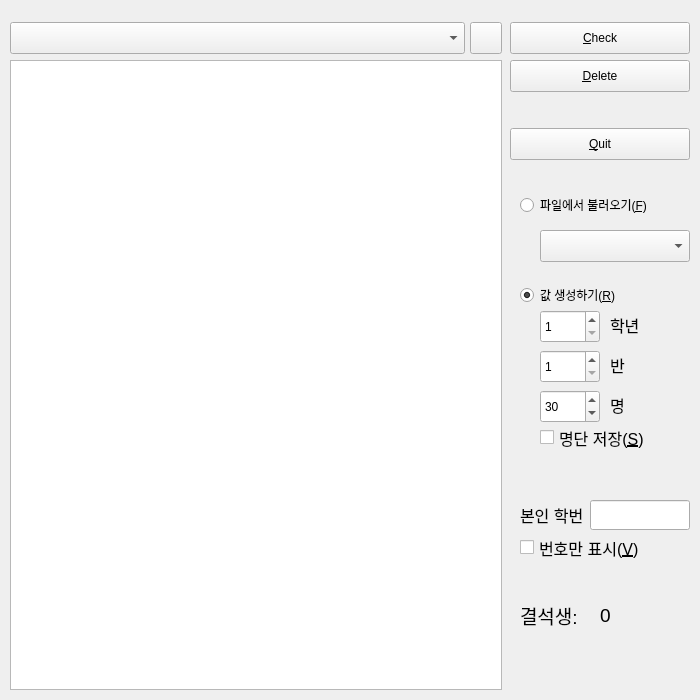
Qt form checker.ui (whale124/zoom_checker) before a commit.
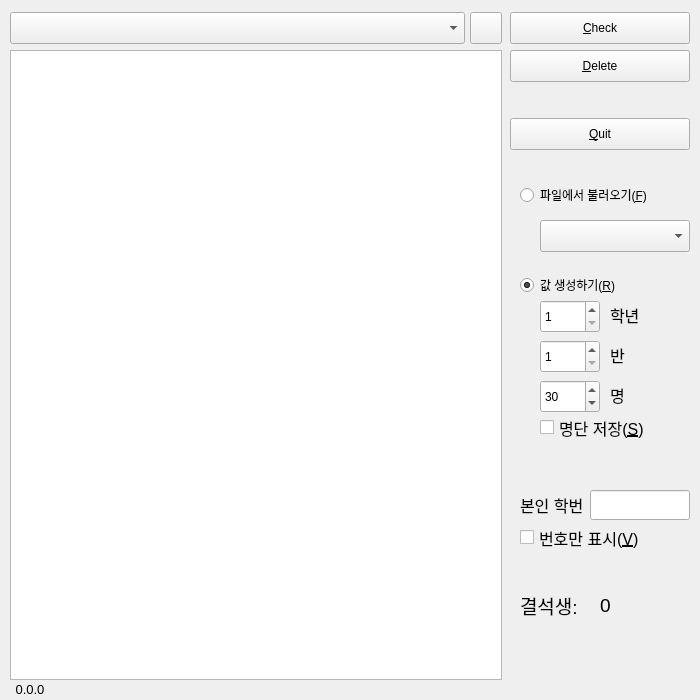
The same form after that commit. Icons and pictures are not drawn.

```diff
--- a/checker.ui
+++ b/checker.ui
@@ -43,7 +43,7 @@
     <property name="geometry">
      <rect>
       <x>10</x>
-      <y>60</y>
+      <y>50</y>
       <width>492</width>
       <height>630</height>
      </rect>
@@ -58,7 +58,7 @@
     <property name="geometry">
      <rect>
       <x>520</x>
-      <y>600</y>
+      <y>590</y>
       <width>60</width>
       <height>30</height>
      </rect>
@@ -76,7 +76,7 @@
     <property name="geometry">
      <rect>
       <x>600</x>
-      <y>600</y>
+      <y>590</y>
       <width>60</width>
       <height>30</height>
      </rect>
@@ -94,7 +94,7 @@
     <property name="geometry">
      <rect>
       <x>520</x>
-      <y>190</y>
+      <y>180</y>
       <width>170</width>
       <height>30</height>
      </rect>
@@ -110,7 +110,7 @@
     <property name="geometry">
      <rect>
       <x>540</x>
-      <y>230</y>
+      <y>220</y>
       <width>150</width>
       <height>32</height>
      </rect>
@@ -120,7 +120,7 @@
     <property name="geometry">
      <rect>
       <x>520</x>
-      <y>530</y>
+      <y>520</y>
       <width>140</width>
       <height>35</height>
      </rect>
@@ -138,7 +138,7 @@
     <property name="geometry">
      <rect>
       <x>520</x>
-      <y>280</y>
+      <y>270</y>
       <width>125</width>
       <height>30</height>
      </rect>
@@ -154,7 +154,7 @@
     <property name="geometry">
      <rect>
       <x>540</x>
-      <y>310</y>
+      <y>300</y>
       <width>60</width>
       <height>33</height>
      </rect>
@@ -170,7 +170,7 @@
     <property name="geometry">
      <rect>
       <x>540</x>
-      <y>350</y>
+      <y>340</y>
       <width>60</width>
       <height>33</height>
      </rect>
@@ -186,7 +186,7 @@
     <property name="geometry">
      <rect>
       <x>610</x>
-      <y>310</y>
+      <y>300</y>
       <width>35</width>
       <height>29</height>
      </rect>
@@ -204,7 +204,7 @@
     <property name="geometry">
      <rect>
       <x>610</x>
-      <y>350</y>
+      <y>340</y>
       <width>18</width>
       <height>29</height>
      </rect>
@@ -222,7 +222,7 @@
     <property name="geometry">
      <rect>
       <x>540</x>
-      <y>390</y>
+      <y>380</y>
       <width>60</width>
       <height>33</height>
      </rect>
@@ -241,7 +241,7 @@
     <property name="geometry">
      <rect>
       <x>610</x>
-      <y>390</y>
+      <y>380</y>
       <width>58</width>
       <height>29</height>
      </rect>
@@ -259,7 +259,7 @@
     <property name="geometry">
      <rect>
       <x>590</x>
-      <y>500</y>
+      <y>490</y>
       <width>100</width>
       <height>30</height>
      </rect>
@@ -269,7 +269,7 @@
     <property name="geometry">
      <rect>
       <x>520</x>
-      <y>500</y>
+      <y>490</y>
       <width>76</width>
       <height>29</height>
      </rect>
@@ -287,7 +287,7 @@
     <property name="geometry">
      <rect>
       <x>510</x>
-      <y>22</y>
+      <y>12</y>
       <width>180</width>
       <height>32</height>
      </rect>
@@ -306,7 +306,7 @@
     <property name="geometry">
      <rect>
       <x>510</x>
-      <y>60</y>
+      <y>50</y>
       <width>180</width>
       <height>32</height>
      </rect>
@@ -319,7 +319,7 @@
     <property name="geometry">
      <rect>
       <x>510</x>
-      <y>128</y>
+      <y>118</y>
       <width>180</width>
       <height>32</height>
      </rect>
@@ -332,7 +332,7 @@
     <property name="geometry">
      <rect>
       <x>10</x>
-      <y>22</y>
+      <y>12</y>
       <width>455</width>
       <height>32</height>
      </rect>
@@ -348,7 +348,7 @@
     <property name="geometry">
      <rect>
       <x>470</x>
-      <y>22</y>
+      <y>12</y>
       <width>32</width>
       <height>32</height>
      </rect>
@@ -368,7 +368,7 @@
     <property name="geometry">
      <rect>
       <x>540</x>
-      <y>420</y>
+      <y>410</y>
       <width>140</width>
       <height>35</height>
      </rect>
@@ -382,6 +382,27 @@
      <string>명단 저장(&amp;S)</string>
     </property>
    </widget>
+   <widget class="QLabel" name="lb_version">
+    <property name="geometry">
+     <rect>
+      <x>10</x>
+      <y>679</y>
+      <width>40</width>
+      <height>20</height>
+     </rect>
+    </property>
+    <property name="font">
+     <font>
+      <pointsize>10</pointsize>
+     </font>
+    </property>
+    <property name="text">
+     <string>0.0.0</string>
+    </property>
+    <property name="alignment">
+     <set>Qt::AlignCenter</set>
+    </property>
+   </widget>
   </widget>
  </widget>
  <resources/>
```
Left out of the diff: 2 changed lines with no effect on the pictures.
